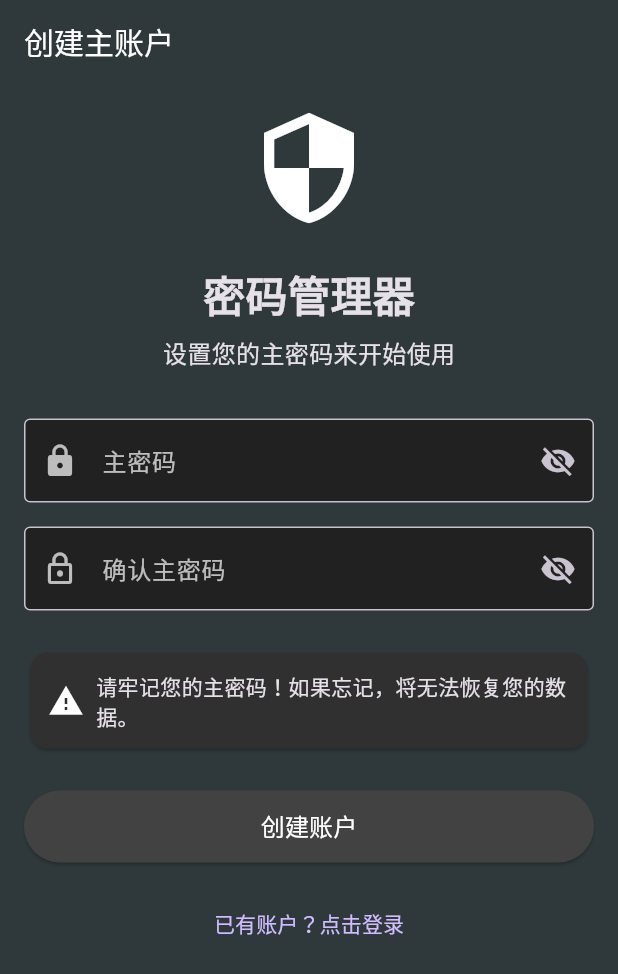
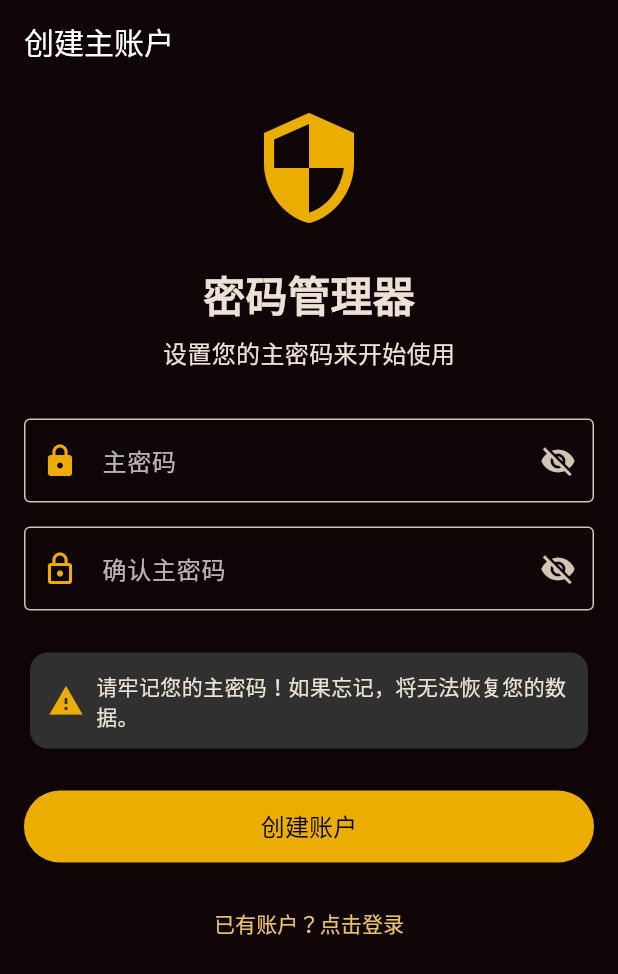
Before and after one commit to rocwei/password_app, a Flutter app: the screen it shows after launch, on a phone screen of 412 x 824 dp. Shown: the top 974 px of the screen. Run offline on Flutter 3.47's test engine with Material 3 defaults, Android fonts, the phone set to English and light mode, and no system bars; our stand-ins replace flutter_secure_storage, flutter_slidable, get, local_auth, sqflite; missing offline and left inert: encrypt; accounts and stored records are empty.

Commit message:
修改配色方案

```diff
--- a/lib/main.dart
+++ b/lib/main.dart
@@ -12,43 +12,58 @@ class MyApp extends StatelessWidget {
 
   @override
   Widget build(BuildContext context) {
-    final darkBackground = const Color.fromARGB(255, 47, 57, 59);
+    // 使用用户指定的深色背景
+    final darkBackground = const Color(0xFF0F0506);
     return MaterialApp(
       title: '密码管理器',
       theme: ThemeData(
-        colorScheme: ColorScheme.fromSeed(seedColor: const Color.fromARGB(255, 61, 62, 63)),
+        // 主色（按钮/图标）使用 #EBAD00
+        colorScheme: ColorScheme.fromSeed(seedColor: const Color(0xFFEBAD00)),
         useMaterial3: true,
       ),
       darkTheme: ThemeData(
+        // 确保暗色主题也使用相同的主色
+        colorScheme: ColorScheme.fromSeed(seedColor: const Color(0xFFEBAD00), brightness: Brightness.dark),
         brightness: Brightness.dark,
         scaffoldBackgroundColor: darkBackground,
         appBarTheme: AppBarTheme(
           backgroundColor: darkBackground,
           elevation: 0,
-          iconTheme: const IconThemeData(color: Colors.white),
+          // AppBar 图标使用主色
+          iconTheme: const IconThemeData(color: Color(0xFFEBAD00)),
           titleTextStyle: const TextStyle(color: Colors.white, fontSize: 20),
         ),
+  // 全局图标默认使用主色（按钮/图标）
+  iconTheme: const IconThemeData(color: Color(0xFFEBAD00)),
         cardColor: Colors.grey[850],
         inputDecorationTheme: InputDecorationTheme(
           filled: true,
-          fillColor: Colors.grey[900],
+          // 输入框背景与整体暗色背景一致
+          fillColor: darkBackground,
           labelStyle: const TextStyle(color: Colors.white70),
-          prefixIconColor: Colors.white70,
+          prefixIconColor: Color(0xFFEBAD00),
           border: OutlineInputBorder(),
         ),
         elevatedButtonTheme: ElevatedButtonThemeData(
           style: ElevatedButton.styleFrom(
-            backgroundColor: Colors.grey[800],
-            foregroundColor: Colors.white,
+            // 按钮背景使用主色，文字/图标使用深色以保证可读性
+            backgroundColor: const Color(0xFFEBAD00),
+            foregroundColor: Colors.black,
           ),
         ),
         floatingActionButtonTheme: const FloatingActionButtonThemeData(
-          backgroundColor: Colors.blueGrey,
-          foregroundColor: Colors.white,
+          backgroundColor: Color(0xFFEBAD00),
+          foregroundColor: Colors.black,
         ),
         listTileTheme: const ListTileThemeData(
-          iconColor: Colors.white70,
+          iconColor: Color(0xFFEBAD00),
           textColor: Colors.white,
+        ),
+        // 底部导航栏主题，确保选中项使用主色
+        bottomNavigationBarTheme: BottomNavigationBarThemeData(
+          backgroundColor: darkBackground,
+          selectedItemColor: const Color(0xFFEBAD00),
+          unselectedItemColor: Colors.white70,
         ),
       ),
       themeMode: ThemeMode.dark,
@@ -105,7 +120,7 @@ class _SplashScreenState extends State<SplashScreen> {
   @override
   Widget build(BuildContext context) {
     return Scaffold(
-      backgroundColor: const Color.fromARGB(255, 47, 57, 59),
+      backgroundColor: const Color(0xFF0F0506),
       body: Center(
         child: Column(
           mainAxisAlignment: MainAxisAlignment.center,
@@ -113,7 +128,7 @@ class _SplashScreenState extends State<SplashScreen> {
             const Icon(
               Icons.security,
               size: 100,
-              color: Colors.white,
+              color: Color(0xFFEBAD00),
             ),
             const SizedBox(height: 24),
             const Text(
@@ -134,7 +149,7 @@ class _SplashScreenState extends State<SplashScreen> {
             ),
             const SizedBox(height: 48),
             const CircularProgressIndicator(
-              color: Colors.white,
+              color: Color(0xFFEBAD00),
             ),
           ],
         ),
--- a/lib/pages/generate_password_page.dart
+++ b/lib/pages/generate_password_page.dart
@@ -194,7 +194,7 @@ class _GeneratePasswordPageState extends State<GeneratePasswordPage> {
     return Scaffold(
       appBar: AppBar(
         title: const Text('密码生成器'),
-        backgroundColor: Theme.of(context).colorScheme.inversePrimary,
+        // backgroundColor: const Color.fromARGB(255, 3, 3, 3),
       ),
       body: Padding(
         padding: const EdgeInsets.all(16.0),
--- a/lib/pages/password_vault_page.dart
+++ b/lib/pages/password_vault_page.dart
@@ -242,7 +242,7 @@ class _PasswordVaultPageState extends State<PasswordVaultPage> {
         color: Theme.of(context).cardColor,
         child: ListTile(
           leading: CircleAvatar(
-            backgroundColor: Colors.blueGrey,
+            backgroundColor: Color(0xFFEBAD00),
             foregroundColor: Colors.white,
             child: Text(
               entry.title.isNotEmpty ? entry.title[0].toUpperCase() : '?',
--- a/lib/pages/register_page.dart
+++ b/lib/pages/register_page.dart
@@ -181,6 +181,7 @@ class _RegisterPageState extends State<RegisterPage> {
                     MaterialPageRoute(builder: (context) => const LoginPage()),
                   );
                 },
+                // ignore: sort_child_properties_last
                 child: const Text('已有账户？点击登录'),
                 style: TextButton.styleFrom(foregroundColor: Theme.of(context).colorScheme.primary),
               ),
```
Also changed, not shown: lib/pages/backup_restore_page.dart (+26 -10 lines).
